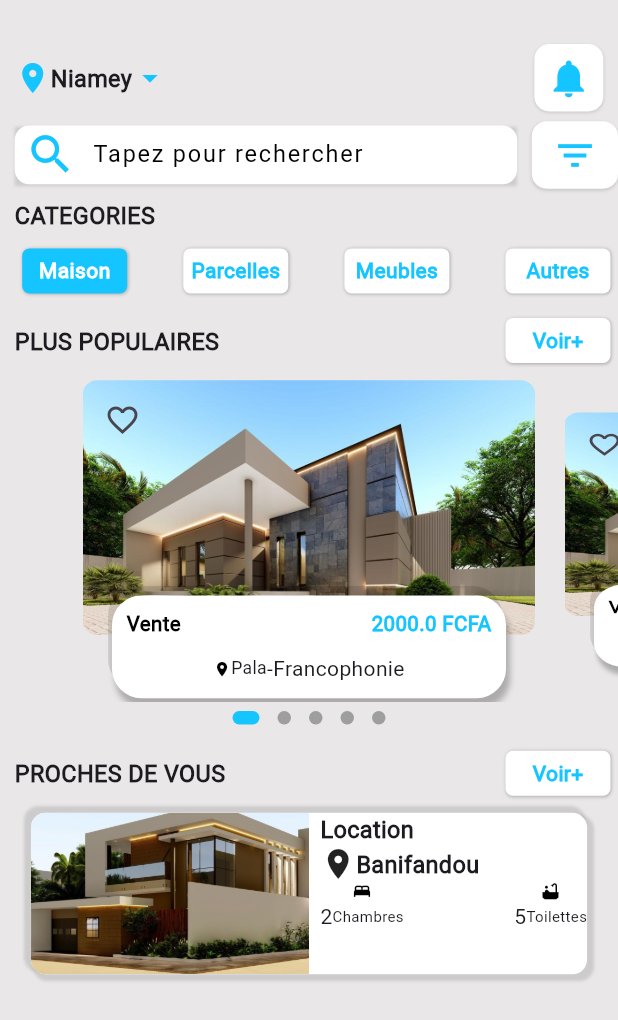
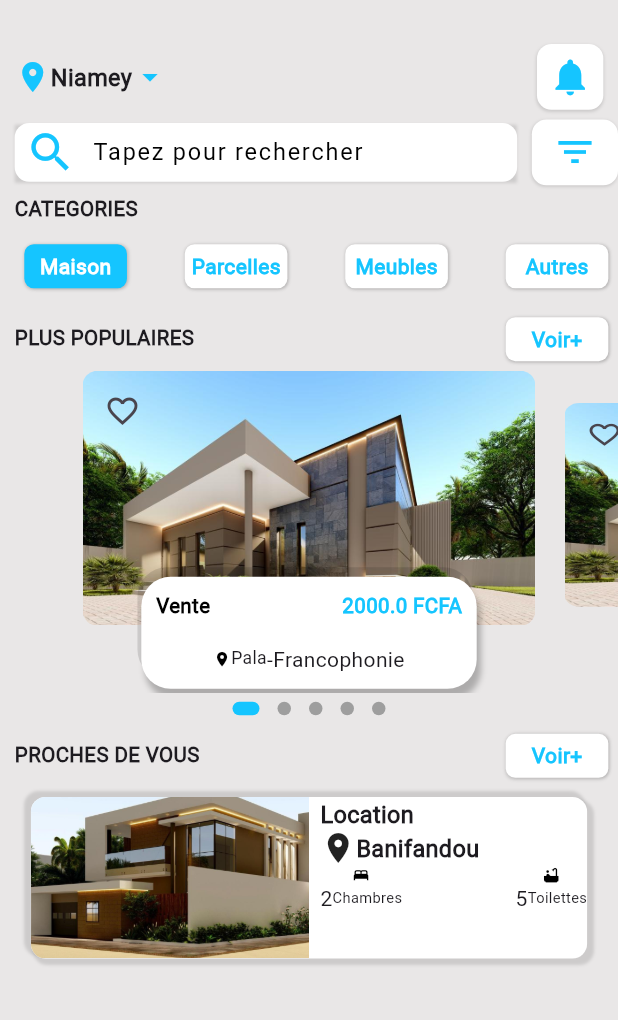
Before and after one commit to GANONTHA/Application_Mobile_Belle_House, a Flutter app: the screen it shows after launch, on a phone screen of 412 x 824 dp. Shown: the top 1020 px of the screen. Run offline on Flutter 3.47's test engine with Material 3 defaults, Android fonts, the phone set to English and light mode, and no system bars; drawn by our look-alikes of dots_indicator.

Commit message:
Refactor font sizes, margins, heights, and layouts in various widgets

```diff
--- a/lib/home/main_property_page.dart
+++ b/lib/home/main_property_page.dart
@@ -23,27 +23,35 @@ class MainPropertyPage extends StatelessWidget {
             margin: EdgeInsets.only(
               top: Dimension.sizeThirty,
               left: Dimension.paddingTen,
-                right: Dimension.paddingTen),
+              right: Dimension.paddingTen,
+            ),
             child: Row(
                 mainAxisAlignment: MainAxisAlignment.spaceBetween,
                 children: [
                   //first component
                   Row(
                     children: [
-                      const Icon(Icons.location_on,
-                          color: AppColors.iconColor1),
-                      BigText(text: 'Niamey', fontSize: Dimension.sizeSixteen),
+                      const Icon(
+                        Icons.location_on,
+                        color: AppColors.iconColor1,
+                      ),
+                      BigText(
+                        text: 'Niamey',
+                        fontSize: Dimension.sizeSixteen,
+                      ),
                       const Icon(
                         Icons.arrow_drop_down,
                         color: AppColors.iconColor1,
                       ),
                     ],
                   ),
-                  const Center(
+                  Center(
                     child: IconElement(
+                      size: Dimension.sizeThirty,
                       bgColor: AppColors.secondaryColor,
                       icon: Icons.notifications,
-                        color: AppColors.iconColor1),
+                      color: AppColors.iconColor1,
+                    ),
                   )
                   //second component
                 ]),
@@ -59,14 +67,18 @@ class MainPropertyPage extends StatelessWidget {
                     controller: TextEditingController(),
                     onChanged: (value) {},
                   )),
-              SizedBox(width: Dimension.paddingTen),
+              SizedBox(
+                width: Dimension.paddingTen,
+              ),
               // filter icon
-              const Expanded(
+              Expanded(
                 flex: 1,
                 child: IconElement(
+                  size: Dimension.sizeThirty,
                   bgColor: AppColors.secondaryColor,
                   icon: Icons.filter_list,
-                    color: AppColors.iconColor1),
+                  color: AppColors.iconColor1,
+                ),
               ),
             ],
           ),
@@ -75,10 +87,12 @@ class MainPropertyPage extends StatelessWidget {
           Row(
             children: [
               Padding(
-                padding: EdgeInsets.only(left: Dimension.paddingTen),
+                padding: EdgeInsets.only(
+                  left: Dimension.paddingTen,
+                ),
                 child: BigText(
                   text: 'CATEGORIES',
-                  fontSize: Dimension.sizeSixteen,
+                  fontSize: Dimension.sizeFourteen,
                 ),
               ),
             ],
@@ -86,7 +100,9 @@ class MainPropertyPage extends StatelessWidget {
           SizedBox(height: Dimension.sizeFive),
           //menu items
           Padding(
-            padding: EdgeInsets.only(left: Dimension.paddingTen),
+            padding: EdgeInsets.only(
+              left: Dimension.paddingTen,
+            ),
             child: const Row(
               mainAxisAlignment: MainAxisAlignment.spaceBetween,
               children: [
@@ -115,10 +131,12 @@ class MainPropertyPage extends StatelessWidget {
             mainAxisAlignment: MainAxisAlignment.spaceBetween,
             children: [
               Padding(
-                padding: EdgeInsets.only(left: Dimension.paddingTen),
+                padding: EdgeInsets.only(
+                  left: Dimension.paddingTen,
+                ),
                 child: BigText(
                   text: 'PLUS POPULAIRES',
-                  fontSize: Dimension.sizeSixteen,
+                  fontSize: Dimension.sizeFourteen,
                 ),
               ),
               const MenuItem(
@@ -127,12 +145,12 @@ class MainPropertyPage extends StatelessWidget {
               ),
             ],
           ),
-          SizedBox(height: Dimension.sizeFive),
+          // SizedBox(height: Dimension.sizeFive),
           //listings
 
           const PropertyPageBuilder(),
           //near you
-          SizedBox(height: Dimension.sizeFive),
+          // SizedBox(height: Dimension.sizeFive),
           Row(
             mainAxisAlignment: MainAxisAlignment.spaceBetween,
             children: [
@@ -140,7 +158,7 @@ class MainPropertyPage extends StatelessWidget {
                 padding: EdgeInsets.only(left: Dimension.paddingTen),
                 child: BigText(
                   text: 'PROCHES DE VOUS',
-                  fontSize: Dimension.sizeSixteen,
+                  fontSize: Dimension.sizeFourteen,
                 ),
               ),
               const MenuItem(
@@ -157,7 +175,8 @@ class MainPropertyPage extends StatelessWidget {
             area: 'Banifandou',
             bed: 02,
             toilette: 05,
-              type: 'Location'),
+            type: 'Location',
+          ),
         ],
       ),
     );
--- a/lib/home/property_page_builder.dart
+++ b/lib/home/property_page_builder.dart
@@ -53,8 +53,8 @@ class _PropertyPageBuilderState extends State<PropertyPageBuilder> {
             activeColor: AppColors.primaryColor,
             size: const Size.square(9.0),
             activeSize: const Size(18.0, 9.0),
-            activeShape:
-                RoundedRectangleBorder(borderRadius: BorderRadius.circular(5)),
+            activeShape: RoundedRectangleBorder(
+                borderRadius: BorderRadius.circular(Dimension.sizeFive)),
           ),
         ),
       ],
--- a/lib/utils/dimensions.dart
+++ b/lib/utils/dimensions.dart
@@ -20,13 +20,15 @@ class Dimension {
   static double sizeTenZero = 0;
   static double sizeFourthy = 0;
   static double sizeThirtyFive = 0;
+  static double sizeFourthyFive = 0;
+  static double sizeSeventhy = 0;
 
   static void init(BuildContext context) {
     screenHeight = MediaQuery.of(context).size.height;
     screenWidth = MediaQuery.of(context).size.width;
 
     pageViewContainer = screenHeight / 3.84;
-    pageViewDetails = screenHeight / 12.04;
+    pageViewDetails = screenHeight / 11.04;
     paddingTen = screenHeight / 84.3;
     paddingTwenty = screenHeight / 42.15;
     sizeTwelve = screenHeight / 70.25;
@@ -40,5 +42,7 @@ class Dimension {
     sizeEight = screenHeight / 110.37;
     sizeFourthy = screenHeight / 21.07;
     sizeThirtyFive = screenHeight / 24.1;
+    sizeFourthyFive = screenHeight / 18.77;
+    sizeSeventhy = screenHeight / 12.04;
   }
 }
--- a/lib/widgets/icon_component.dart
+++ b/lib/widgets/icon_component.dart
@@ -1,3 +1,4 @@
+import 'package:belle_house_mobile_app/utils/dimensions.dart';
 import 'package:flutter/material.dart';
 
 class IconElement extends StatelessWidget {
@@ -9,18 +10,18 @@ class IconElement extends StatelessWidget {
     super.key,
     required this.icon,
     required this.color,
-    this.size = 30,
+    required this.size,
     this.bgColor,
   });
 
   @override
   Widget build(BuildContext context) {
     return Container(
-      height: 45,
-      padding: const EdgeInsets.all(8),
+      height: Dimension.sizeFourthyFive,
+      padding: EdgeInsets.all(Dimension.sizeEight),
       decoration: BoxDecoration(
           color: bgColor,
-          borderRadius: BorderRadius.circular(10),
+          borderRadius: BorderRadius.circular(Dimension.paddingTen),
           boxShadow: const [
             BoxShadow(
               color: Colors.black12,
--- a/lib/widgets/icon_with_name.dart
+++ b/lib/widgets/icon_with_name.dart
@@ -1,3 +1,4 @@
+import 'package:belle_house_mobile_app/utils/dimensions.dart';
 import 'package:flutter/material.dart';
 
 class IconWithName extends StatelessWidget {
@@ -19,7 +20,7 @@ class IconWithName extends StatelessWidget {
       children: [
         Icon(
           icon,
-          size: 13,
+          size: Dimension.sizeTwelve,
           color: color,
         ),
         Row(
@@ -28,7 +29,7 @@ class IconWithName extends StatelessWidget {
             Text('$number'),
             Text(
               name,
-              style: TextStyle(fontSize: 10),
+              style: TextStyle(fontSize: Dimension.paddingTen),
             )
           ],
         )
--- a/lib/widgets/menu_item.dart
+++ b/lib/widgets/menu_item.dart
@@ -1,3 +1,4 @@
+import 'package:belle_house_mobile_app/utils/dimensions.dart';
 import 'package:flutter/material.dart';
 
 class MenuItem extends StatelessWidget {
@@ -14,12 +15,12 @@ class MenuItem extends StatelessWidget {
   @override
   Widget build(BuildContext context) {
     return Container(
-      width: 70,
-      height: 30,
-      margin: const EdgeInsets.all(5),
+      width: Dimension.sizeSeventhy,
+      height: Dimension.sizeThirty,
+      margin: EdgeInsets.all(Dimension.sizeFive),
       decoration: BoxDecoration(
         color: bgColor,
-        borderRadius: BorderRadius.circular(5),
+        borderRadius: BorderRadius.circular(Dimension.sizeFive),
         boxShadow: const [
           BoxShadow(
             color: Colors.black12,
--- a/lib/widgets/popular_property.dart
+++ b/lib/widgets/popular_property.dart
@@ -50,7 +50,7 @@ class PopularProperty extends StatelessWidget {
 
         //property details
         Align(
-          alignment: Alignment.bottomCenter,
+          alignment: Alignment.bottomLeft,
           child: Container(
             constraints: BoxConstraints(minHeight: Dimension.pageViewDetails),
             padding: EdgeInsets.only(
@@ -59,9 +59,10 @@ class PopularProperty extends StatelessWidget {
                 right: Dimension.paddingTen,
                 bottom: Dimension.paddingTen),
             margin: EdgeInsets.only(
-                left: Dimension.paddingTwenty,
-                right: Dimension.paddingTwenty,
-                bottom: Dimension.sizeTwo),
+              left: Dimension.sizeFourthy,
+              right: Dimension.sizeFourthy,
+              bottom: Dimension.sizeTwo,
+            ),
             decoration: BoxDecoration(
               borderRadius: BorderRadius.all(
                 Radius.circular(Dimension.paddingTwenty),
@@ -81,7 +82,6 @@ class PopularProperty extends StatelessWidget {
               ],
             ),
             height: Dimension.pageViewDetails,
-            child: Flexible(
             child: Column(
               mainAxisAlignment: MainAxisAlignment.spaceBetween,
               children: [
@@ -122,7 +122,6 @@ class PopularProperty extends StatelessWidget {
               ],
             ),
           ),
-          ),
         )
       ],
     );
```
Also changed, not shown: lib/widgets/big_text.dart (+5 -4 lines). Lines whose indentation alone changed are shown as unchanged.
